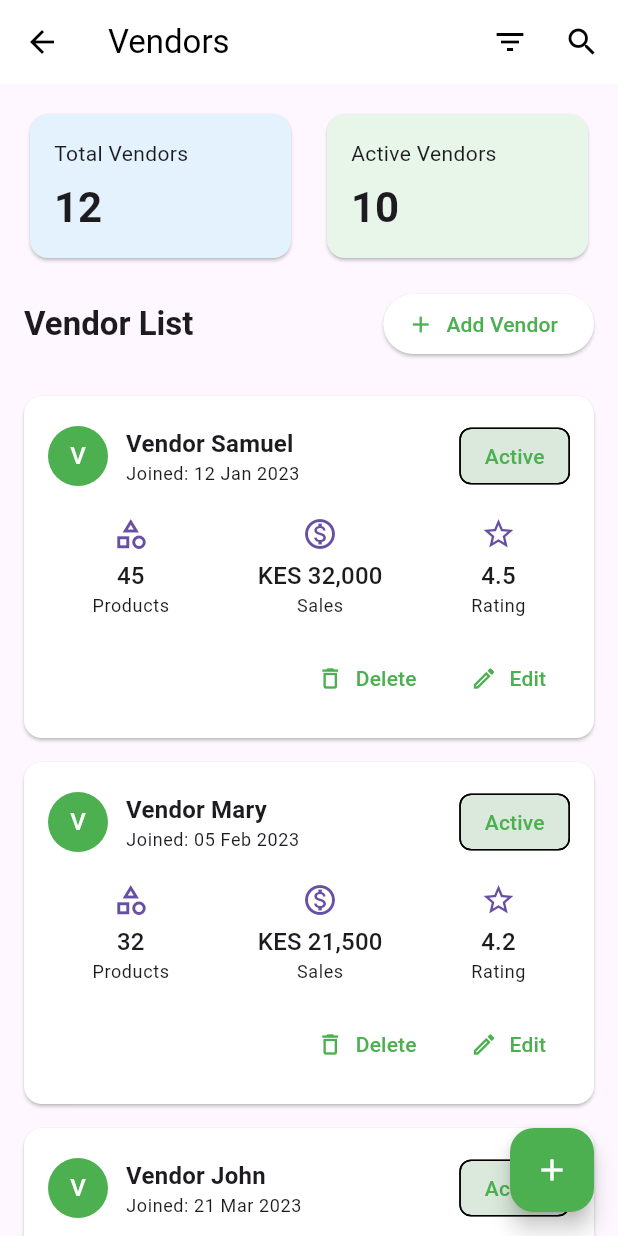
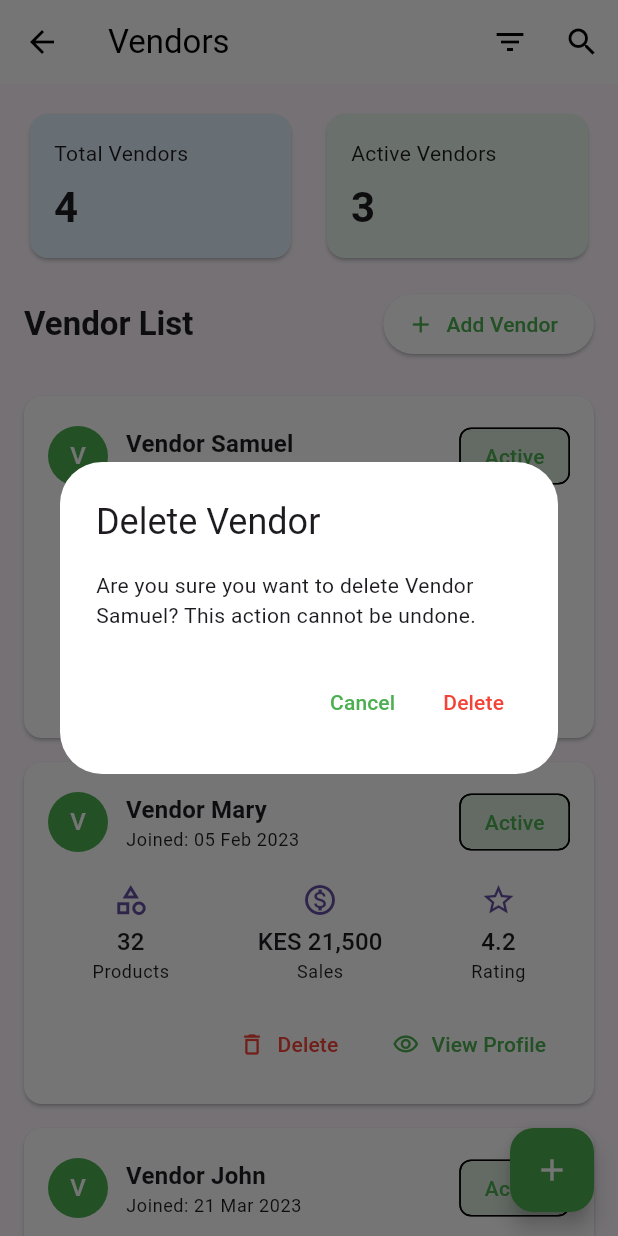
Before and after one commit to ivycommunity/FreshMarikiti, a Flutter app: the AdminVendorsDetails screen opened directly, after a tap on "Delete", on a phone screen of 412 x 824 dp. Run offline on Flutter 3.47's test engine with Material 3 defaults, Android fonts, the phone set to English and light mode, and no system bars; our stand-ins replace cloud_firestore, firebase_auth, firebase_core, firebase_storage, geocoding, geolocator and 3 more; accounts and stored records are empty.

Commit message:
Created Vendors Details Page

```diff
--- a/lib/screens/admin/admin_vendors_details.dart
+++ b/lib/screens/admin/admin_vendors_details.dart
@@ -1,4 +1,6 @@
 import 'package:flutter/material.dart';
+import 'package:sokoni/screens/admin/admin_vendor_profile.dart';
+import 'package:sokoni/screens/admin/register_vendor.dart';
 
 class AdminVendorsDetails extends StatefulWidget {
   const AdminVendorsDetails({super.key});
@@ -8,7 +10,13 @@ class AdminVendorsDetails extends StatefulWidget {
 }
 
 class _AdminVendorsDetailsState extends State<AdminVendorsDetails> {
-  final List<Map<String, dynamic>> vendors = [
+  late List<Map<String, dynamic>> vendors;
+
+  @override
+  void initState() {
+    super.initState();
+    // Initialize vendors data
+    vendors = [
       {
         'name': 'Vendor Samuel',
         'joinDate': '12 Jan 2023',
@@ -16,6 +24,12 @@ class _AdminVendorsDetailsState extends State<AdminVendorsDetails> {
         'products': 45,
         'rating': 4.5,
         'status': 'Active',
+        'email': 'samuel@example.com',
+        'phone': '+254 712 345678',
+        'address': 'Nairobi, Kenya',
+        'stallName': 'Fresh Fruits',
+        'stallLocation': 'Section A',
+        'role': 'Main Vendor',
       },
       {
         'name': 'Vendor Mary',
@@ -24,6 +38,12 @@ class _AdminVendorsDetailsState extends State<AdminVendorsDetails> {
         'products': 32,
         'rating': 4.2,
         'status': 'Active',
+        'email': 'mary@example.com',
+        'phone': '+254 723 456789',
+        'address': 'Mombasa, Kenya',
+        'stallName': 'Mary\'s Vegetables',
+        'stallLocation': 'Section B',
+        'role': 'Premium Vendor',
       },
       {
         'name': 'Vendor John',
@@ -32,6 +52,12 @@ class _AdminVendorsDetailsState extends State<AdminVendorsDetails> {
         'products': 28,
         'rating': 3.8,
         'status': 'Active',
+        'email': 'john@example.com',
+        'phone': '+254 734 567890',
+        'address': 'Kisumu, Kenya',
+        'stallName': 'Grain Corner',
+        'stallLocation': 'Section C',
+        'role': 'Associate Vendor',
       },
       {
         'name': 'Vendor Sarah',
@@ -40,8 +66,43 @@ class _AdminVendorsDetailsState extends State<AdminVendorsDetails> {
         'products': 15,
         'rating': 4.0,
         'status': 'Inactive',
+        'email': 'sarah@example.com',
+        'phone': '+254 745 678901',
+        'address': 'Nakuru, Kenya',
+        'stallName': 'Dairy Products',
+        'stallLocation': 'Section D',
+        'role': 'Junior Vendor',
       },
     ];
+  }
+
+  // Function to update a vendor's details
+  void _updateVendor(int index, Map<String, dynamic> updatedVendor) {
+    setState(() {
+      vendors[index] = updatedVendor;
+    });
+  }
+
+  // Function to delete a vendor
+  void _deleteVendor(int index) {
+    setState(() {
+      vendors.removeAt(index);
+    });
+  }
+
+  // Navigate to the vendor profile page
+  void _navigateToVendorProfile(int index) {
+    Navigator.push(
+      context,
+      MaterialPageRoute(
+        builder: (context) => AdminVendorProfile(
+          vendorData: vendors[index],
+          onVendorUpdated: (updatedVendor) => _updateVendor(index, updatedVendor),
+          onVendorDeleted: () => _deleteVendor(index),
+        ),
+      ),
+    );
+  }
 
   @override
   Widget build(BuildContext context) {
@@ -86,7 +147,7 @@ class _AdminVendorsDetailsState extends State<AdminVendorsDetails> {
                           ),
                           const SizedBox(height: 8),
                           Text(
-                            '12',
+                            '${vendors.length}',
                             style: theme.textTheme.headlineMedium?.copyWith(
                               fontWeight: FontWeight.bold,
                             ),
@@ -111,7 +172,7 @@ class _AdminVendorsDetailsState extends State<AdminVendorsDetails> {
                           ),
                           const SizedBox(height: 8),
                           Text(
-                            '10',
+                            '${vendors.where((v) => v['status'] == 'Active').length}',
                             style: theme.textTheme.headlineMedium?.copyWith(
                               fontWeight: FontWeight.bold,
                             ),
@@ -136,9 +197,12 @@ class _AdminVendorsDetailsState extends State<AdminVendorsDetails> {
                   ),
                 ),
                 ElevatedButton.icon(
-                  onPressed: () {
-                    // Navigate to add vendor page
-                  },
+                  onPressed: () => Navigator.push(
+                    context,
+                    MaterialPageRoute(
+                      builder: (context) => const AddVendorPage(),
+                    ),
+                  ),
                   icon: const Icon(Icons.add),
                   label: const Text('Add Vendor'),
                 ),
@@ -152,7 +216,9 @@ class _AdminVendorsDetailsState extends State<AdminVendorsDetails> {
               itemCount: vendors.length,
               itemBuilder: (context, index) {
                 final vendor = vendors[index];
-                return Card(
+                return GestureDetector(
+                  //onTap: () => _navigateToVendorProfile(index), // Uncomment to navigate to vendor details page when card is tapped
+                  child: Card(
                     margin: const EdgeInsets.only(bottom: 16),
                     child: Padding(
                       padding: const EdgeInsets.all(16.0),
@@ -224,23 +290,20 @@ class _AdminVendorsDetailsState extends State<AdminVendorsDetails> {
                             mainAxisAlignment: MainAxisAlignment.end,
                             children: [
                               TextButton.icon(
-                              onPressed: () {
-                                // Delete vendor details
-                              },
-                              icon: const Icon(Icons.delete_outline),
-                              label: const Text('Delete'),
+                                onPressed: () => _showDeleteConfirmation(context, index),
+                                icon: const Icon(Icons.delete_outline, color: Colors.red),
+                                label: const Text('Delete', style: TextStyle(color: Colors.red)),
                               ),
                               const SizedBox(width: 8),
                               TextButton.icon(
-                              onPressed: () {
-                                // Edit vendor
-                              },
-                              icon: const Icon(Icons.edit_outlined),
-                              label: const Text('Edit'),
+                                onPressed: () => _navigateToVendorProfile(index),
+                                icon: const Icon(Icons.visibility_outlined),
+                                label: const Text('View Profile'),
                               ),
                             ],
                           ),
                         ],
+                      ),
                     ),
                   ),
                 );
@@ -250,11 +313,44 @@ class _AdminVendorsDetailsState extends State<AdminVendorsDetails> {
         ],
       ),
       floatingActionButton: FloatingActionButton(
-        onPressed: () {
-          // Add new vendor
-        },
+        onPressed: () => Navigator.push(
+                    context,
+                    MaterialPageRoute(
+                      builder: (context) => const AddVendorPage(),
+                    ),
+        //child: const Icon(Icons.add),
+      ),
       child: const Icon(Icons.add),
       ),
+    );
+  }
+
+  // Show delete confirmation dialog
+  void _showDeleteConfirmation(BuildContext context, int index) {
+    showDialog(
+      context: context,
+      builder: (BuildContext context) {
+        return AlertDialog(
+          title: const Text('Delete Vendor'),
+          content: Text('Are you sure you want to delete ${vendors[index]['name']}? This action cannot be undone.'),
+          actions: [
+            TextButton(
+              onPressed: () => Navigator.pop(context),
+              child: const Text('Cancel'),
+            ),
+            TextButton(
+              onPressed: () {
+                Navigator.pop(context); // Close dialog
+                _deleteVendor(index);
+                ScaffoldMessenger.of(context).showSnackBar(
+                  const SnackBar(content: Text('Vendor deleted successfully')),
+                );
+              },
+              child: const Text('Delete', style: TextStyle(color: Colors.red)),
+            ),
+          ],
+        );
+      },
     );
   }
 
```
Lines whose indentation alone changed are shown as unchanged.
